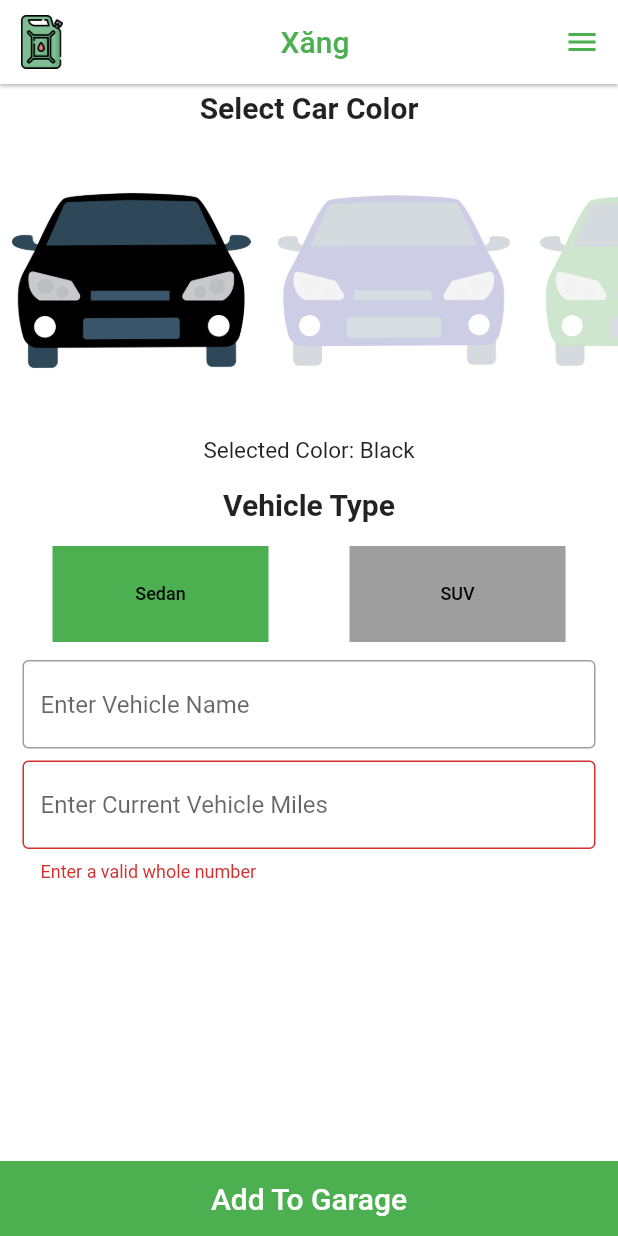
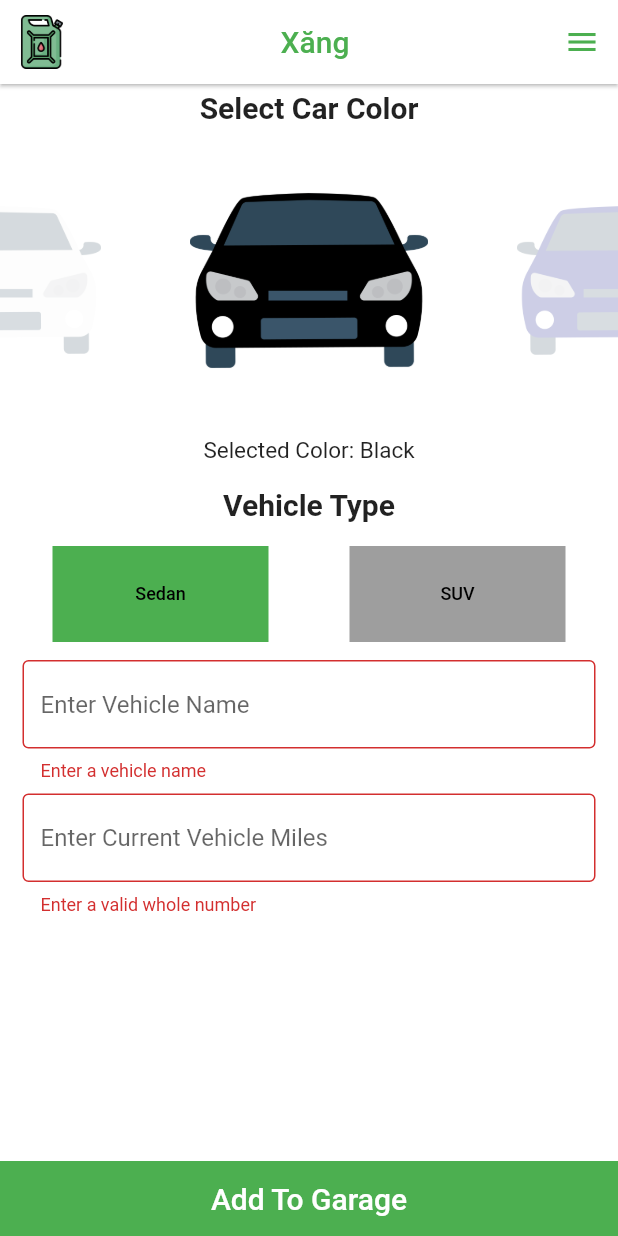
Before and after one commit to DeFuanz/Gara, a Flutter app: the MobileBodyAddVehicle screen opened directly, after a tap on "Add To Garage", on a phone screen of 412 x 824 dp. Run offline on Flutter 3.47's test engine with Material 2 defaults, Android fonts, the phone set to English and light mode, and no system bars; drawn by our look-alikes of carousel_slider; our stand-ins replace firebase_auth, firebase_core, firebase_database; accounts and stored records are empty.

Commit message:
Finished add new vehicle page as well as refresh main page after adding

```diff
--- a/lib/mobile_body_addvehicle.dart
+++ b/lib/mobile_body_addvehicle.dart
@@ -1,7 +1,7 @@
 import 'package:firebase_database/firebase_database.dart';
-import 'package:flutter/cupertino.dart';
 import 'package:flutter/material.dart';
 import 'package:firebase_auth/firebase_auth.dart';
+import 'package:carousel_slider/carousel_slider.dart';
 
 class MobileBodyAddVehicle extends StatefulWidget {
   const MobileBodyAddVehicle({Key? key}) : super(key: key);
@@ -156,9 +156,15 @@ class _MobileBodyAddVehicleState extends State<MobileBodyAddVehicle> {
             ),
             SizedBox(
               height: 200,
-              child: ListView(
-                scrollDirection: Axis.horizontal,
-                children: [
+              child: CarouselSlider(
+                options: CarouselOptions(
+                  height: 180,
+                  enlargeCenterPage: true,
+                  aspectRatio: 16 / 9,
+                  enableInfiniteScroll: true,
+                  viewportFraction: 0.5,
+                ),
+                items: [
                   SizedBox(
                     height: 175,
                     width: 175,
@@ -396,7 +402,7 @@ class _MobileBodyAddVehicleState extends State<MobileBodyAddVehicle> {
                   hintText: 'Enter Vehicle Name',
                 ),
                 validator: (String? value) {
-                  return value == null ? 'Enter a vehicle name' : null;
+                  return value!.isEmpty ? 'Enter a vehicle name' : null;
                 },
               ),
             ),
@@ -426,33 +432,15 @@ class _MobileBodyAddVehicleState extends State<MobileBodyAddVehicle> {
                       color: Colors.green,
                       child: TextButton(
                         onPressed: () {
-                          // if (_vehicleEnteredName.text == "") {
-                          //   ScaffoldMessenger.of(context).showSnackBar(
-                          //     const SnackBar(
-                          //       content: Text('Enter a Vehicle Name'),
-                          //     ),
-                          //   );
-                          // } else if (int.tryParse(_vehicleEnteredMiles.text) ==
-                          //     null) {
-                          //   ScaffoldMessenger.of(context).showSnackBar(
-                          //     const SnackBar(
-                          //       content: Text(
-                          //         'Miles must contain valid numbers',
-                          //       ),
-                          //     ),
-                          //   );
-                          // } else {
-                          //   carName = _vehicleEnteredName.text;
-                          //   totalMilesInput =
-                          //       int.parse(_vehicleEnteredMiles.text);
-                          //   addNewVehicle();
-                          // }
-                          //
                           if (_formKey.currentState!.validate()) {
                             carName = _vehicleEnteredName.text;
                             totalMilesInput =
                                 int.parse(_vehicleEnteredMiles.text);
+
                             addNewVehicle();
+
+                            Navigator.pop(context);
+                            Navigator.pop(context);
                           }
                         },
                         child: const Text(
--- a/pubspec.yaml
+++ b/pubspec.yaml
@@ -38,6 +38,7 @@ dependencies:
   firebase_auth: ^4.2.1
   firebase_analytics: ^10.0.7
   firebase_core: ^2.4.0
+  carousel_slider: ^4.2.1
 
 dev_dependencies:
   flutter_test:
```
Also changed, not shown: lib/mobile_body.dart (+11 -4 lines).
